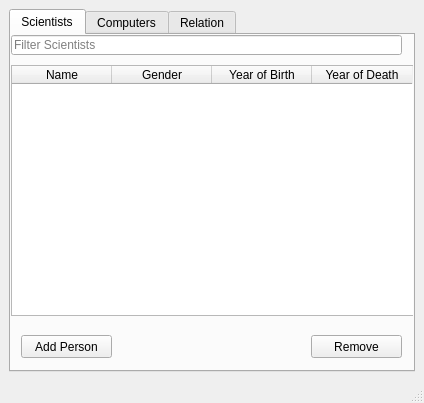
This is Verklegt/mainmenu.ui in disaerna/T-113-VLN1 as Qt 5 draws it before an edit. The edited form follows.
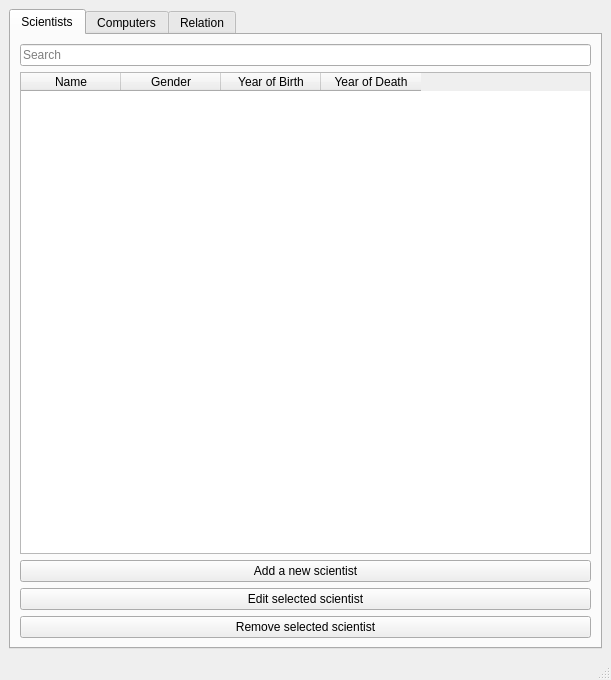
This is the edited form.

```diff
--- a/Verklegt/mainmenu.ui
+++ b/Verklegt/mainmenu.ui
@@ -6,17 +6,29 @@
    <rect>
     <x>0</x>
     <y>0</y>
-    <width>424</width>
-    <height>403</height>
+    <width>611</width>
+    <height>680</height>
    </rect>
   </property>
+  <property name="minimumSize">
+   <size>
+    <width>611</width>
+    <height>680</height>
+   </size>
+  </property>
   <property name="windowTitle">
    <string>MainWindow</string>
   </property>
   <widget class="QWidget" name="centralwidget">
-   <layout class="QVBoxLayout" name="verticalLayout">
-    <item>
+   <layout class="QGridLayout" name="gridLayout">
+    <item row="1" column="0">
      <widget class="QTabWidget" name="Mainmenu_tabs">
+      <property name="minimumSize">
+       <size>
+        <width>530</width>
+        <height>633</height>
+       </size>
+      </property>
       <property name="focusPolicy">
        <enum>Qt::WheelFocus</enum>
       </property>
@@ -33,18 +45,43 @@
        <attribute name="title">
         <string>Scientists</string>
        </attribute>
+       <layout class="QVBoxLayout" name="verticalLayout_2">
+        <item>
+         <widget class="QLineEdit" name="Input_Search_Person">
+          <property name="text">
+           <string/>
+          </property>
+          <property name="placeholderText">
+           <string>Search</string>
+          </property>
+         </widget>
+        </item>
+        <item>
        <widget class="QTableWidget" name="table_Scientists">
-        <property name="geometry">
-         <rect>
-          <x>0</x>
-          <y>30</y>
-          <width>411</width>
-          <height>251</height>
-         </rect>
+          <property name="minimumSize">
+           <size>
+            <width>561</width>
+            <height>0</height>
+           </size>
+          </property>
+          <property name="contextMenuPolicy">
+           <enum>Qt::CustomContextMenu</enum>
         </property>
         <property name="autoFillBackground">
          <bool>false</bool>
         </property>
+          <property name="alternatingRowColors">
+           <bool>true</bool>
+          </property>
+          <property name="selectionMode">
+           <enum>QAbstractItemView::SingleSelection</enum>
+          </property>
+          <property name="selectionBehavior">
+           <enum>QAbstractItemView::SelectRows</enum>
+          </property>
+          <property name="showGrid">
+           <bool>false</bool>
+          </property>
         <column>
          <property name="text">
           <string>Name</string>
@@ -66,45 +103,29 @@
          </property>
         </column>
        </widget>
-       <widget class="QPushButton" name="pushButton_RemovePerson">
-        <property name="geometry">
-         <rect>
-          <x>300</x>
-          <y>300</y>
-          <width>91</width>
-          <height>23</height>
-         </rect>
-        </property>
-        <property name="text">
-         <string>Remove</string>
-        </property>
-       </widget>
+        </item>
+        <item>
        <widget class="QPushButton" name="pushButton_AddPerson">
-        <property name="geometry">
-         <rect>
-          <x>10</x>
-          <y>300</y>
-          <width>91</width>
-          <height>23</height>
-         </rect>
-        </property>
+          <property name="text">
+           <string>Add a new scientist</string>
+          </property>
+         </widget>
+        </item>
+        <item>
+         <widget class="QPushButton" name="pushButton">
         <property name="text">
-         <string>Add Person</string>
-        </property>
-       </widget>
-       <widget class="QLineEdit" name="Input_Search_Person">
-        <property name="geometry">
-         <rect>
-          <x>0</x>
-          <y>0</y>
-          <width>391</width>
-          <height>20</height>
-         </rect>
-        </property>
-        <property name="placeholderText">
-         <string>Filter Scientists</string>
-        </property>
-       </widget>
+           <string>Edit selected scientist</string>
+          </property>
+         </widget>
+        </item>
+        <item>
+         <widget class="QPushButton" name="pushButton_RemovePerson">
+          <property name="text">
+           <string>Remove selected scientist</string>
+          </property>
+         </widget>
+        </item>
+       </layout>
       </widget>
       <widget class="QWidget" name="Tab_Computers">
        <attribute name="title">
```
Lines whose indentation alone changed are shown as unchanged.
